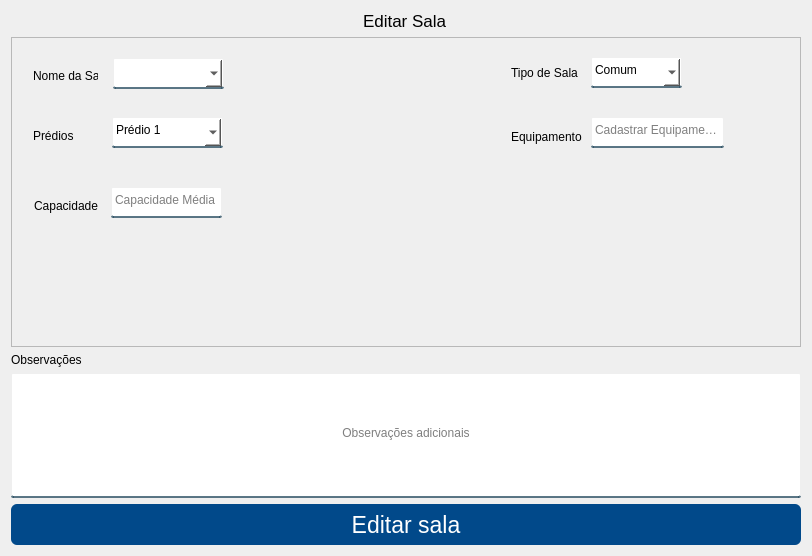
Old version of the form App/view/ui/editarSalas.ui in the repository Senac-SOR-ADS/Mapa-de-Sala.
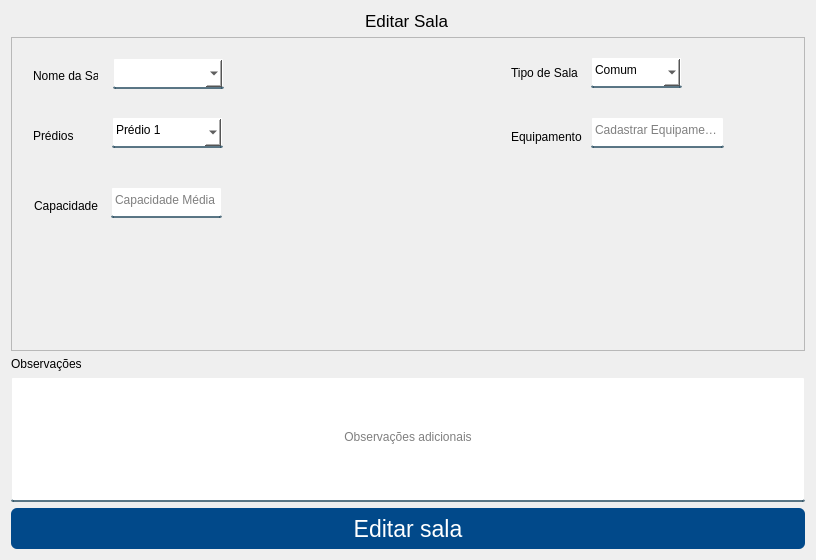
New version of the form.

```diff
--- a/App/view/ui/editarSalas.ui
+++ b/App/view/ui/editarSalas.ui
@@ -47,7 +47,7 @@
      </property>
     </widget>
    </item>
-   <item>
+   <item alignment="Qt::AlignHCenter">
     <widget class="QFrame" name="frame_2">
      <property name="sizePolicy">
       <sizepolicy hsizetype="Preferred" vsizetype="Expanding">
@@ -55,6 +55,12 @@
        <verstretch>0</verstretch>
       </sizepolicy>
      </property>
+     <property name="minimumSize">
+      <size>
+       <width>794</width>
+       <height>314</height>
+      </size>
+     </property>
      <property name="frameShape">
       <enum>QFrame::StyledPanel</enum>
      </property>
```
